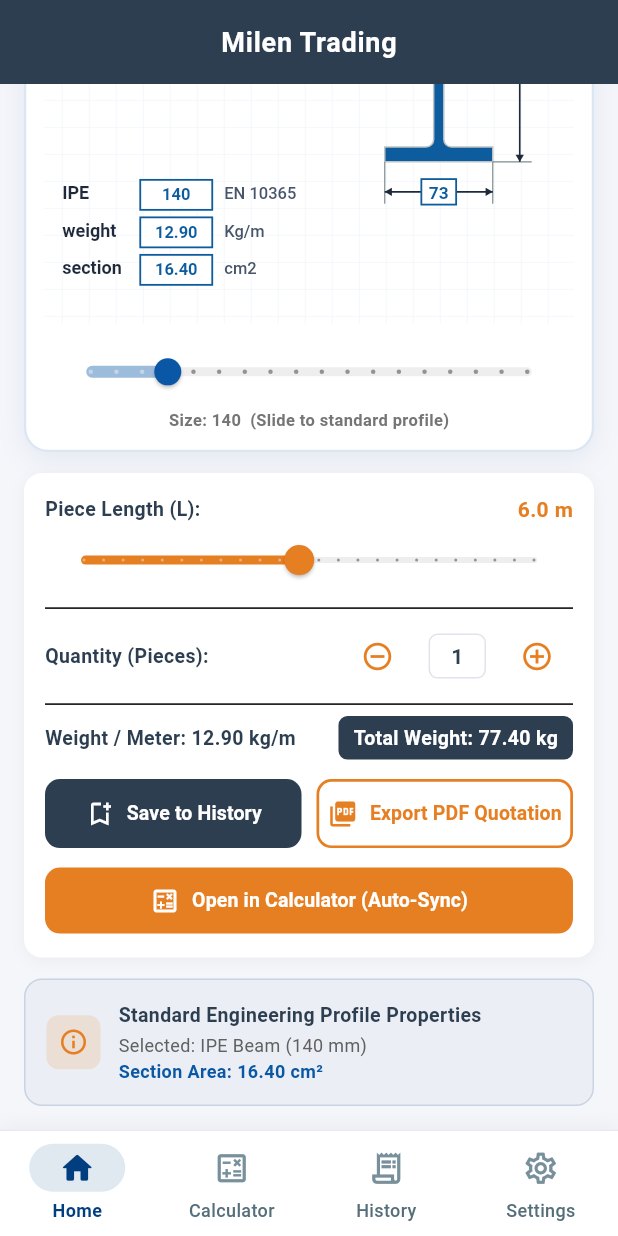
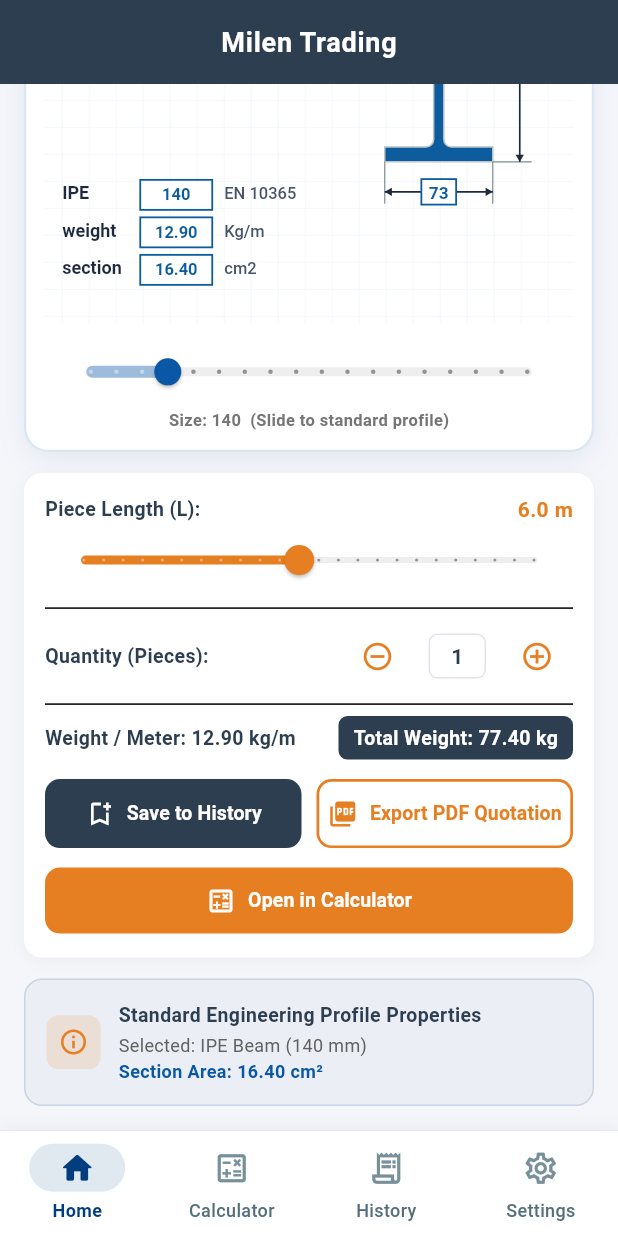
Before and after one commit to thasni-582/metal-weight-app, a Flutter app: the screen it shows after launch, scrolled down 498 dp, on a phone screen of 412 x 824 dp. Run offline on Flutter 3.47's test engine with Material 3 defaults, Android fonts, the phone set to English and light mode, and no system bars; our stand-ins replace hive_flutter, pdf, printing, share_plus, shared_preferences; accounts and stored records are empty.

Commit message:
Simplify button text from Open in Calculator (Auto-Sync) to Open in Calculator

```diff
--- a/lib/screens/home/home_screen.dart
+++ b/lib/screens/home/home_screen.dart
@@ -1404,8 +1404,8 @@
                 icon: const Icon(Icons.calculate_outlined, color: Colors.white, size: 20),
                 label: Text(
                   settings.isArabic
-                      ? 'فتح في الحاسبة (مزامنة تلقائية)'
-                      : 'Open in Calculator (Auto-Sync)',
+                      ? 'فتح في الحاسبة'
+                      : 'Open in Calculator',
                   style: const TextStyle(
                     color: Colors.white,
                     fontWeight: FontWeight.bold,
```
